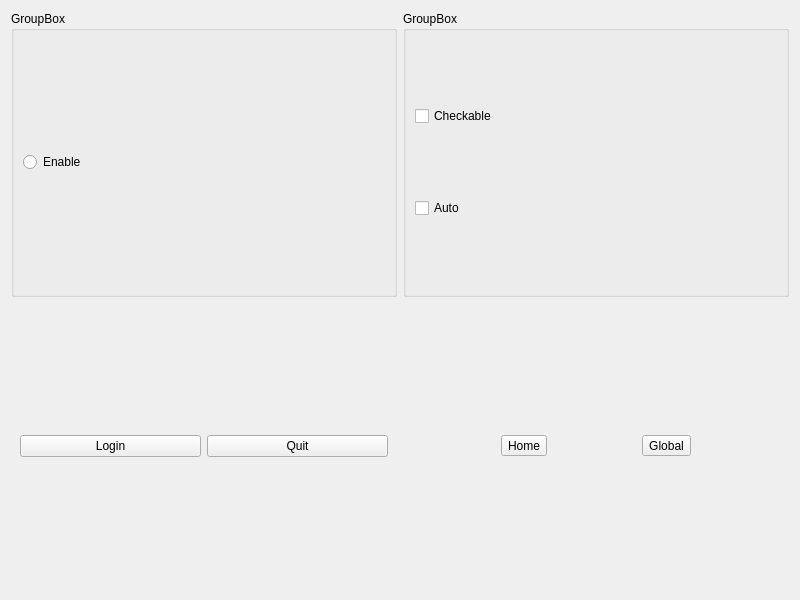
Old version of the form common_buttons/widget.ui in the repository wen2ms/qt_start.
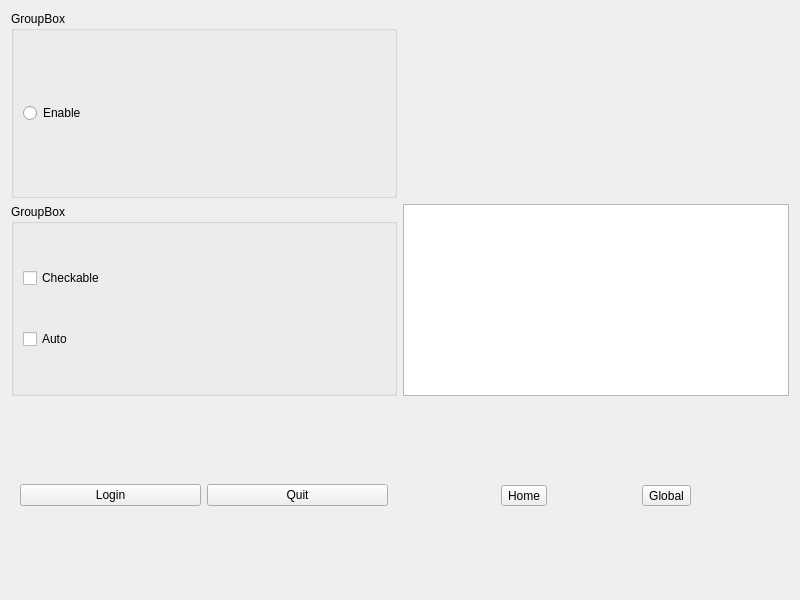
New version of the form. Icons and pictures are not drawn.

Commit message: Feat: list widget

Diff of the .ui file:
```diff
--- a/common_buttons/widget.ui
+++ b/common_buttons/widget.ui
@@ -14,32 +14,6 @@
    <string>Widget</string>
   </property>
   <layout class="QGridLayout" name="gridLayout">
-   <item row="0" column="1">
-    <widget class="QGroupBox" name="groupBox_2">
-     <property name="title">
-      <string>GroupBox</string>
-     </property>
-     <layout class="QVBoxLayout" name="verticalLayout">
-      <item>
-       <widget class="QCheckBox" name="checkbox_checkable">
-        <property name="text">
-         <string>Checkable</string>
-        </property>
-        <property name="checked">
-         <bool>false</bool>
-        </property>
-       </widget>
-      </item>
-      <item>
-       <widget class="QCheckBox" name="checkbox_auto">
-        <property name="text">
-         <string>Auto</string>
-        </property>
-       </widget>
-      </item>
-     </layout>
-    </widget>
-   </item>
    <item row="0" column="0">
     <widget class="QGroupBox" name="groupBox">
      <property name="title">
@@ -56,7 +30,7 @@
      </layout>
     </widget>
    </item>
-   <item row="1" column="0">
+   <item row="2" column="0">
     <widget class="QWidget" name="widget" native="true">
      <layout class="QHBoxLayout" name="horizontalLayout">
       <item>
@@ -76,7 +50,7 @@
      </layout>
     </widget>
    </item>
-   <item row="1" column="1">
+   <item row="2" column="1">
     <widget class="QWidget" name="widget_2" native="true">
      <layout class="QHBoxLayout" name="horizontalLayout_2">
       <item>
@@ -116,6 +90,42 @@
      </layout>
     </widget>
    </item>
+   <item row="1" column="0">
+    <widget class="QGroupBox" name="groupBox_2">
+     <property name="title">
+      <string>GroupBox</string>
+     </property>
+     <layout class="QVBoxLayout" name="verticalLayout">
+      <item>
+       <widget class="QCheckBox" name="checkbox_checkable">
+        <property name="text">
+         <string>Checkable</string>
+        </property>
+        <property name="checked">
+         <bool>false</bool>
+        </property>
+       </widget>
+      </item>
+      <item>
+       <widget class="QCheckBox" name="checkbox_auto">
+        <property name="text">
+         <string>Auto</string>
+        </property>
+       </widget>
+      </item>
+     </layout>
+    </widget>
+   </item>
+   <item row="1" column="1">
+    <widget class="QListWidget" name="listWidget">
+     <property name="sizePolicy">
+      <sizepolicy hsizetype="Preferred" vsizetype="Preferred">
+       <horstretch>0</horstretch>
+       <verstretch>0</verstretch>
+      </sizepolicy>
+     </property>
+    </widget>
+   </item>
   </layout>
  </widget>
  <resources>
```
The commit also changes 2 other files.
